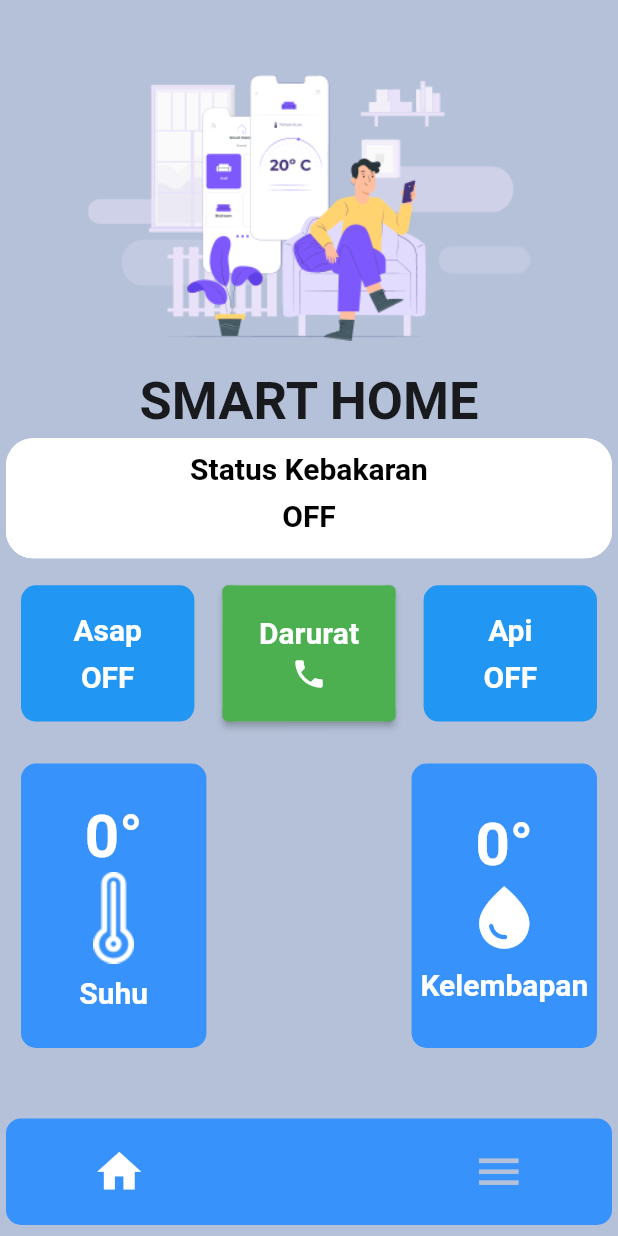
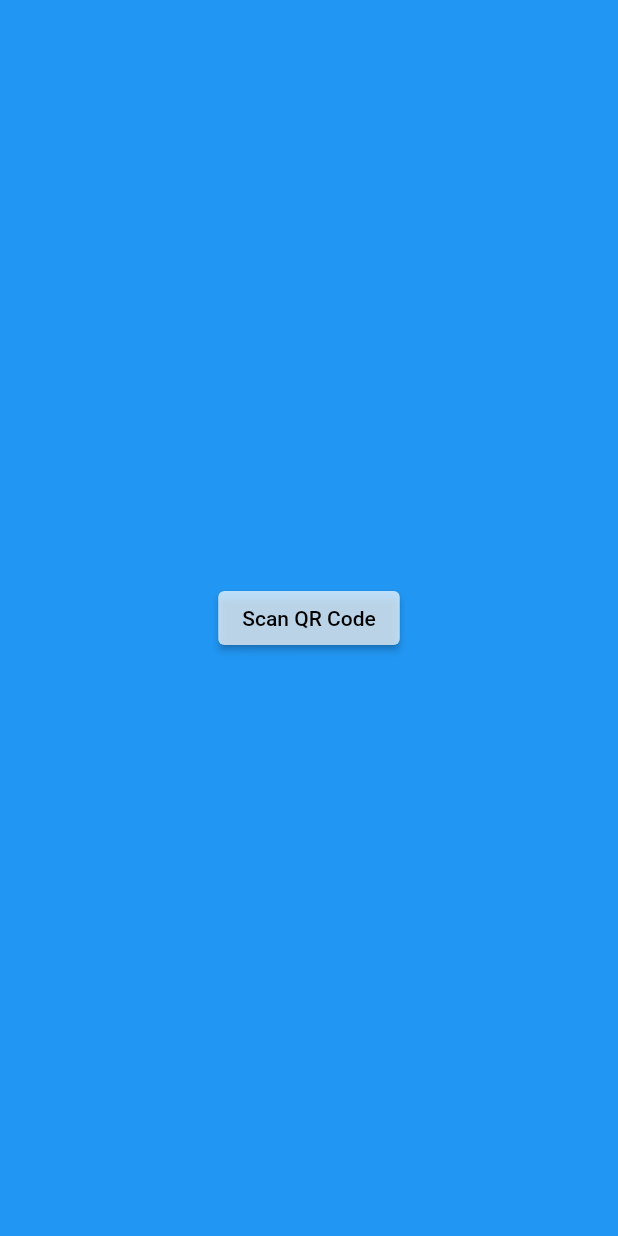
Before and after one commit to Alvi19/smarthome, a Flutter app: the screen it shows after launch, on a phone screen of 412 x 824 dp. Run offline on Flutter 3.47's test engine with Material 2 defaults, Android fonts, the phone set to English and light mode, and no system bars; our stand-ins replace shared_preferences; missing offline and left inert: mqtt_client, simple_barcode_scanner.

Commit message:
fitur qr_code

```diff
--- a/lib/main.dart
+++ b/lib/main.dart
@@ -3,6 +3,7 @@ import 'dart:developer';
 import 'package:aplikasi_iot/home.dart';
 import 'package:aplikasi_iot/kendali.dart';
 import 'package:aplikasi_iot/login.dart';
+import 'package:aplikasi_iot/scanner.dart';
 import 'package:flutter/material.dart';
 import 'package:shared_preferences/shared_preferences.dart';
 
@@ -22,7 +23,7 @@ class MyApp extends StatelessWidget {
       theme: ThemeData(
         scaffoldBackgroundColor: Colors.white,
       ),
-      home: home(),
+      home: ScannerPage(),
       debugShowCheckedModeBanner: false,
     );
   }
--- /dev/null
+++ b/lib/scanner.dart
@@ -0,0 +1,50 @@
+import 'package:aplikasi_iot/home.dart';
+import 'package:flutter/material.dart';
+import 'package:simple_barcode_scanner/simple_barcode_scanner.dart';
+
+class ScannerPage extends StatefulWidget {
+  const ScannerPage({Key? key}) : super(key: key);
+
+  @override
+  State<ScannerPage> createState() => _ScannerPageState();
+}
+
+class _ScannerPageState extends State<ScannerPage> {
+  String result = '';
+  @override
+  Widget build(BuildContext context) {
+    return Scaffold(
+      backgroundColor: Colors.blue,
+      body: Center(
+          child: Column(
+        mainAxisSize: MainAxisSize.min,
+        children: [
+          ElevatedButton(
+            style: const ButtonStyle(
+              backgroundColor: MaterialStatePropertyAll<Color>(Colors.white70),
+            ),
+            onPressed: () async {
+              var res = await Navigator.push(
+                  context,
+                  MaterialPageRoute(
+                    builder: (context) => const SimpleBarcodeScannerPage(),
+                  ));
+              setState(() {
+                if (res is String) {
+                  result = res;
+                  print(result);
+                  Navigator.of(context).pushReplacement(
+                      MaterialPageRoute(builder: ((context) => home())));
+                }
+              });
+            },
+            child: const Text(
+              'Scan QR Code',
+              style: TextStyle(color: Colors.black),
+            ),
+          )
+        ],
+      )),
+    );
+  }
+}
--- a/pubspec.yaml
+++ b/pubspec.yaml
@@ -44,6 +44,10 @@ dependencies:
   http: ^0.13.5
   url_launcher: ^6.1.11
   mqtt_client: ^10.0.0
+  flutter_barcode_sdk: ^2.2.2
+  qr_code_scanner: ^1.0.1
+  simple_barcode_scanner: ^0.0.8
+  camera: ^0.10.5+2
 
 dev_dependencies:
   flutter_test:
```
Also changed, not shown: pubspec.lock, 7 other files.
